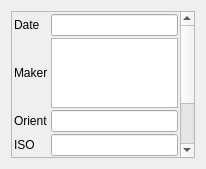
Before: the Qt Designer form metadatawidget.ui in athoune/Ema, drawn with Qt 5.
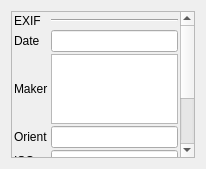
After: the same form once the commit is applied.

Commit message: Added EXIF separator

The edit to the form file:
```diff
--- a/metadatawidget.ui
+++ b/metadatawidget.ui
@@ -25,7 +25,7 @@
         <x>0</x>
         <y>0</y>
         <width>169</width>
-        <height>259</height>
+        <height>279</height>
        </rect>
       </property>
       <layout class="QGridLayout" name="gridLayout">
@@ -35,76 +35,90 @@
        <property name="spacing">
         <number>2</number>
        </property>
-       <item row="1" column="0">
+       <item row="2" column="0">
         <widget class="QLabel" name="label">
          <property name="text">
           <string>Maker</string>
          </property>
         </widget>
        </item>
-       <item row="1" column="1">
+       <item row="2" column="1">
         <widget class="QTextEdit" name="makerLineEdit"/>
        </item>
-       <item row="3" column="0">
+       <item row="4" column="0">
         <widget class="QLabel" name="label_2">
          <property name="text">
           <string>ISO</string>
          </property>
         </widget>
        </item>
-       <item row="4" column="0">
+       <item row="5" column="0">
         <widget class="QLabel" name="label_3">
          <property name="text">
           <string>f (mm)</string>
          </property>
         </widget>
        </item>
-       <item row="5" column="0">
+       <item row="6" column="0">
         <widget class="QLabel" name="label_4">
          <property name="text">
           <string>F/D</string>
          </property>
         </widget>
        </item>
-       <item row="6" column="0">
+       <item row="7" column="0">
         <widget class="QLabel" name="label_5">
          <property name="text">
           <string>Pause</string>
          </property>
         </widget>
        </item>
-       <item row="3" column="1">
-        <widget class="QLineEdit" name="isoLineEdit"/>
-       </item>
        <item row="4" column="1">
-        <widget class="QLineEdit" name="focalLineEdit"/>
+        <widget class="QLineEdit" name="isoLineEdit"/>
        </item>
        <item row="5" column="1">
-        <widget class="QLineEdit" name="apertureLineEdit"/>
+        <widget class="QLineEdit" name="focalLineEdit"/>
        </item>
        <item row="6" column="1">
+        <widget class="QLineEdit" name="apertureLineEdit"/>
+       </item>
+       <item row="7" column="1">
         <widget class="QLineEdit" name="speedLineEdit"/>
        </item>
-       <item row="2" column="1">
+       <item row="3" column="1">
         <widget class="QLineEdit" name="orientationLineEdit"/>
        </item>
-       <item row="2" column="0">
+       <item row="3" column="0">
         <widget class="QLabel" name="label_6">
          <property name="text">
           <string>Orient</string>
          </property>
         </widget>
        </item>
-       <item row="0" column="0">
+       <item row="1" column="0">
         <widget class="QLabel" name="label_7">
          <property name="text">
           <string>Date</string>
          </property>
         </widget>
        </item>
-       <item row="0" column="1">
+       <item row="1" column="1">
         <widget class="QLineEdit" name="dateLineEdit"/>
        </item>
+       <item row="0" column="0">
+        <widget class="QLabel" name="label_8">
+         <property name="text">
+          <string>EXIF</string>
+         </property>
+        </widget>
+       </item>
+       <item row="0" column="1">
+        <widget class="Line" name="line">
+         <property name="orientation">
+          <enum>Qt::Horizontal</enum>
+         </property>
+        </widget>
+       </item>
       </layout>
      </widget>
     </widget>
```
